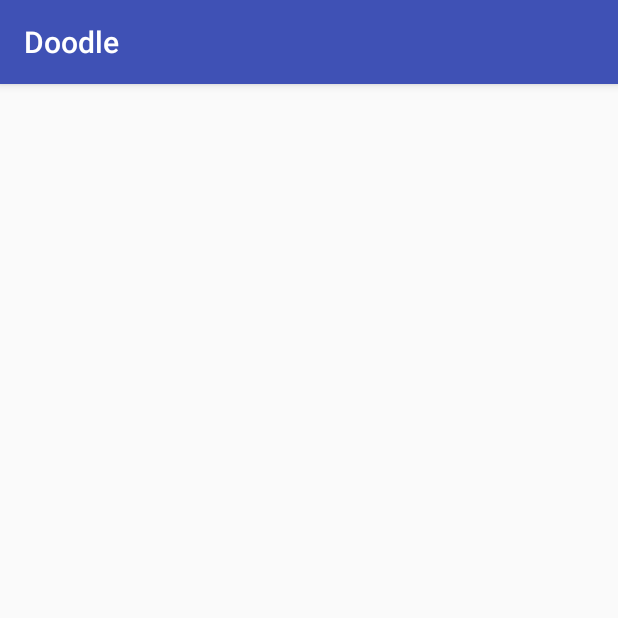
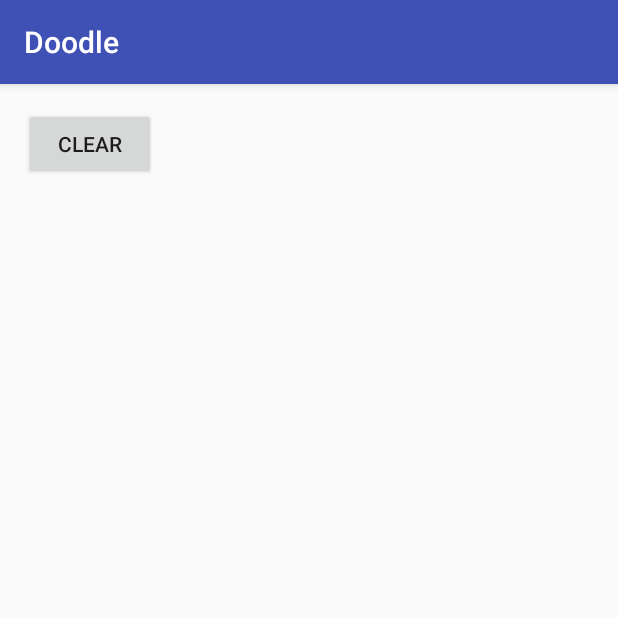
Before and after one commit to notoir/cmsc434-android1, an Android app: the screen it shows after launch (MainActivity), on a phone screen of 412 x 824 dp, the top half of it. Run offline under Robolectric (Android 15) with nearby library versions, the phone set to English and light mode, and no system bars.

Commit message:
added clear functionality

```diff
--- a/app/src/main/java/edu/umd/mark/doodle/DoodleView.java
+++ b/app/src/main/java/edu/umd/mark/doodle/DoodleView.java
@@ -63,4 +63,8 @@ public class DoodleView extends View {
         invalidate();
         return true;
     }
+
+    public void clearDoodle() {
+        _path.reset();
+    }
 }
--- a/app/src/main/res/layout/activity_main.xml
+++ b/app/src/main/res/layout/activity_main.xml
@@ -12,5 +12,17 @@
 
     <edu.umd.mark.doodle.DoodleView
         android:layout_width="match_parent"
-        android:layout_height="match_parent" />
+        android:layout_height="match_parent"
+        android:layout_below="@+id/clearDoodle"
+        android:id="@+id/doodleView" />
+
+    <Button
+        android:text="Clear"
+        android:layout_width="wrap_content"
+        android:layout_height="wrap_content"
+        android:id="@+id/clearDoodle"
+        android:onClick="clearView"
+        android:layout_alignParentTop="true"
+        android:layout_alignParentLeft="true"
+        android:layout_alignParentStart="true" />
 </RelativeLayout>
```
Also changed, not shown: app/src/main/java/edu/umd/mark/doodle/MainActivity.java (+7 -0 lines).
